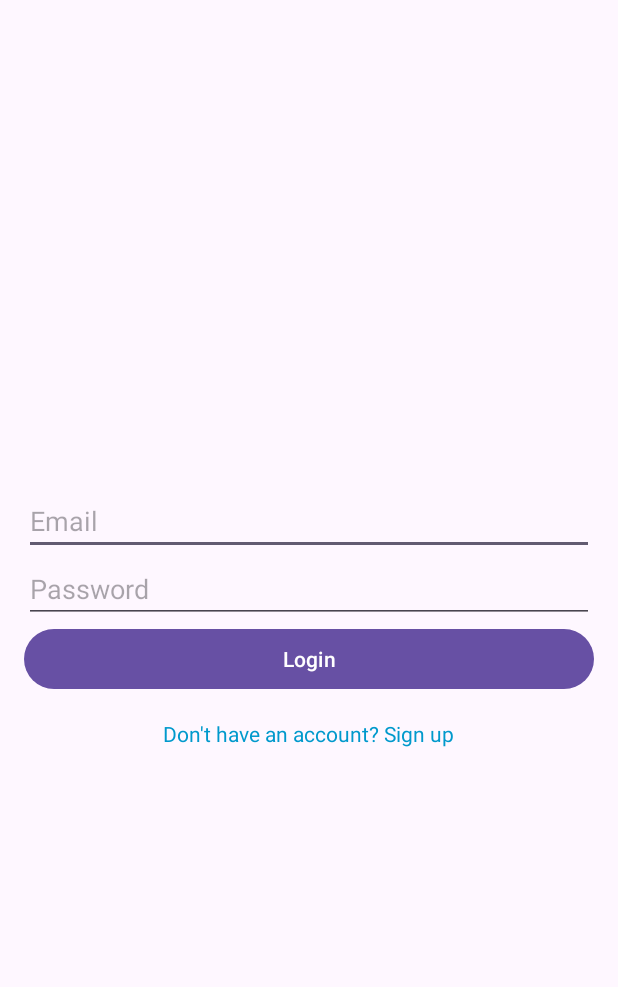
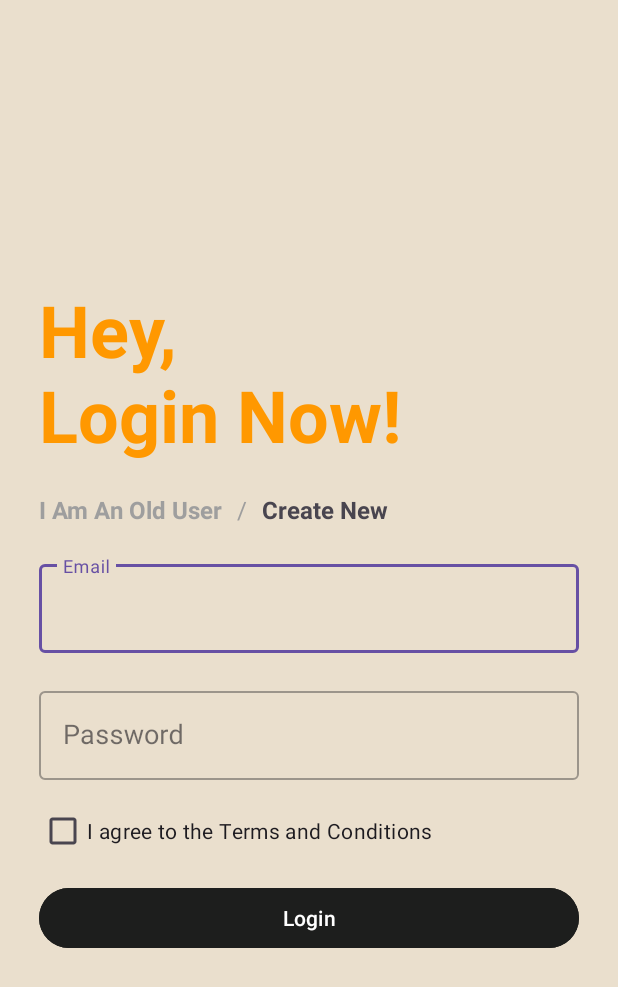
Before and after one commit to Thogaruchesti-hemanth/Notes-App, an Android app: the screen it shows after launch (LoginActivity), on a phone screen of 412 x 824 dp. Shown: the top 987 px of the screen. Run offline under Robolectric (Android 15) with nearby library versions, the phone set to English and light mode, and no system bars; our stand-ins replace Firebase (no records; nobody signed in at launch, a user with empty details on screens opened directly).

```diff
--- a/app/src/main/res/layout/login_activity.xml
+++ b/app/src/main/res/layout/login_activity.xml
@@ -1,37 +1,135 @@
 <?xml version="1.0" encoding="utf-8"?>
-<LinearLayout
-    xmlns:android="http://schemas.android.com/apk/res/android"
+<LinearLayout xmlns:android="http://schemas.android.com/apk/res/android"
+    xmlns:app="http://schemas.android.com/apk/res-auto"
     android:layout_width="match_parent"
     android:layout_height="match_parent"
+    android:background="@color/layout_background"
+    android:gravity="center"
     android:orientation="vertical"
-    android:gravity="center"
     android:padding="16dp">
 
-    <EditText
-        android:id="@+id/login_email"
+    <TextView
+        android:id="@+id/header_title"
         android:layout_width="match_parent"
         android:layout_height="wrap_content"
-        android:hint="Email"
-        android:inputType="textEmailAddress" />
+        android:layout_margin="10dp"
+        android:text="Hey,\nLogin Now!"
+        android:textColor="@color/tabSelectedTextColor"
+        android:textSize="48sp"
+        android:textStyle="bold" />
 
-    <EditText
-        android:id="@+id/login_password"
+    <LinearLayout
         android:layout_width="match_parent"
         android:layout_height="wrap_content"
-        android:hint="Password"
-        android:inputType="textPassword" />
+        android:layout_margin="10dp">
+
+        <TextView
+            android:id="@+id/old_user"
+            android:layout_width="wrap_content"
+            android:layout_height="wrap_content"
+            android:text="I Am An Old User"
+            android:textColor="@color/tabUnselectedTextColor"
+            android:textSize="16sp"
+            android:textStyle="bold|normal" />
+
+        <TextView
+            android:layout_width="wrap_content"
+            android:layout_height="wrap_content"
+            android:layout_marginHorizontal="10dp"
+            android:text="/"
+            android:textColor="@color/tabUnselectedTextColor"
+            android:textSize="16sp" />
+
+        <TextView
+            android:id="@+id/go_to_signup"
+            android:layout_width="wrap_content"
+            android:layout_height="wrap_content"
+            android:text="Create New "
+            android:textSize="16sp"
+            android:textStyle="bold|normal" />
+    </LinearLayout>
+
+    <com.google.android.material.textfield.TextInputLayout
+        style="@style/Widget.MaterialComponents.TextInputLayout.OutlinedBox"
+        android:layout_width="match_parent"
+        android:layout_height="wrap_content"
+        android:layout_margin="10dp"
+        android:visibility="gone"
+        app:boxBackgroundMode="outline">
+
+        <com.google.android.material.textfield.TextInputEditText
+            android:id="@+id/user_name_edit_text"
+            android:layout_width="match_parent"
+            android:layout_height="wrap_content"
+            android:hint="User Name"
+            android:inputType="textEmailAddress"
+            android:textSize="18sp" />
+    </com.google.android.material.textfield.TextInputLayout>
+
+    <com.google.android.material.textfield.TextInputLayout
+        style="@style/Widget.MaterialComponents.TextInputLayout.OutlinedBox"
+        android:layout_width="match_parent"
+        android:layout_height="wrap_content"
+        android:layout_margin="10dp"
+        app:boxBackgroundMode="outline">
+
+        <com.google.android.material.textfield.TextInputEditText
+            android:id="@+id/login_email"
+            android:layout_width="match_parent"
+            android:layout_height="wrap_content"
+            android:hint="Email"
+            android:inputType="textEmailAddress"
+            android:textSize="18sp" />
+    </com.google.android.material.textfield.TextInputLayout>
+
+    <com.google.android.material.textfield.TextInputLayout
+        style="@style/Widget.MaterialComponents.TextInputLayout.OutlinedBox"
+        android:layout_width="match_parent"
+        android:layout_height="wrap_content"
+        android:layout_margin="10dp"
+        app:boxBackgroundMode="outline">
+
+        <com.google.android.material.textfield.TextInputEditText
+            android:id="@+id/login_password"
+            android:layout_width="match_parent"
+            android:layout_height="wrap_content"
+            android:hint="Password"
+            android:inputType="textEmailAddress"
+            android:textSize="18sp" />
+    </com.google.android.material.textfield.TextInputLayout>
+
+    <com.google.android.material.textfield.TextInputLayout
+        style="@style/Widget.MaterialComponents.TextInputLayout.OutlinedBox"
+        android:layout_width="match_parent"
+        android:layout_height="wrap_content"
+        android:layout_margin="10dp"
+        android:visibility="gone"
+        app:boxBackgroundMode="outline">
+
+        <com.google.android.material.textfield.TextInputEditText
+            android:id="@+id/confirm_password"
+            android:layout_width="match_parent"
+            android:layout_height="wrap_content"
+            android:hint="Confirm Password"
+            android:inputType="textEmailAddress"
+            android:textSize="18sp" />
+    </com.google.android.material.textfield.TextInputLayout>
+
+    <CheckBox
+        android:id="@+id/checkbox_terms"
+        android:layout_width="wrap_content"
+        android:layout_height="wrap_content"
+        android:layout_gravity="left"
+        android:layout_marginHorizontal="10dp"
+        android:checked="false"
+        android:text="I agree to the Terms and Conditions"
+        android:textSize="14sp" />
 
     <Button
         android:id="@+id/login_button"
         android:layout_width="match_parent"
         android:layout_height="wrap_content"
+        android:layout_margin="10dp"
+        android:backgroundTint="@color/grey"
         android:text="Login" />
-
-    <TextView
-        android:id="@+id/go_to_signup"
-        android:layout_width="wrap_content"
-        android:layout_height="wrap_content"
-        android:text="Don't have an account? Sign up"
-        android:textColor="@android:color/holo_blue_dark"
-        android:paddingTop="16dp" />
 </LinearLayout>
--- a/app/src/main/res/values/colors.xml
+++ b/app/src/main/res/values/colors.xml
@@ -3,4 +3,24 @@
     <color name="black">#0d0d0d</color>
     <color name="white">#FFFFFF</color>
     <color name="grey">#1D1E1D</color>
+        <!-- Primary Colors -->
+        <color name="colorPrimary">#6200EE</color>
+        <color name="colorPrimaryDark">#3700B3</color>
+        <color name="colorAccent">#03DAC5</color>
+
+        <!-- Text Colors -->
+        <color name="textColorPrimary">#000000</color>
+        <color name="textColorSecondary">#757575</color>
+
+        <!-- Background Colors -->
+        <color name="backgroundLight">#FFFFFF</color>
+        <color name="backgroundDark">#121212</color>
+
+        <!-- Additional Colors -->
+        <color name="tabIndicatorColor">#FF5722</color>
+        <color name="tabSelectedTextColor">#FF9800</color>
+        <color name="tabUnselectedTextColor">#9E9E9E</color>
+
+        <color name="layout_background">#EADFCD</color>
+
 </resources>
```
